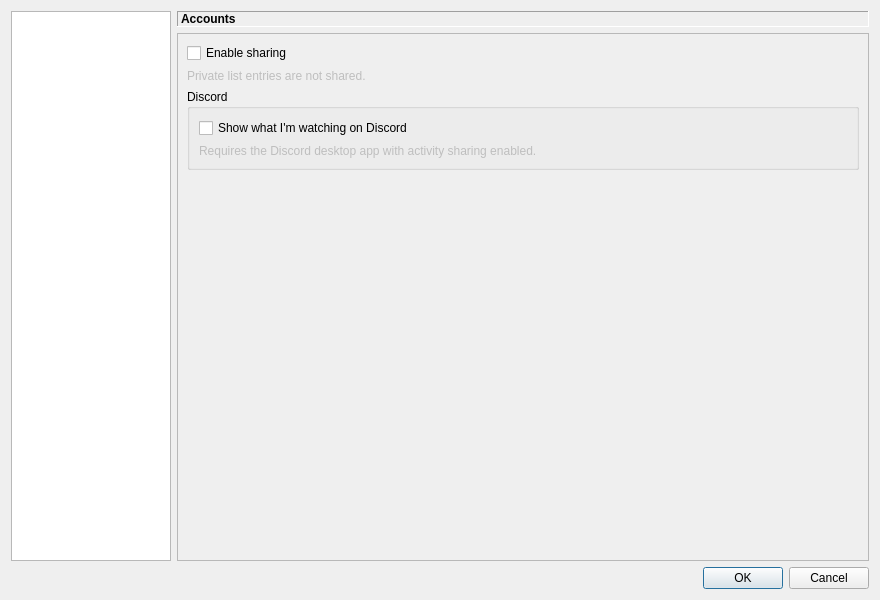
Old version of the form src/gui/settings/settings_dialog.ui in the repository erengy/taiga.
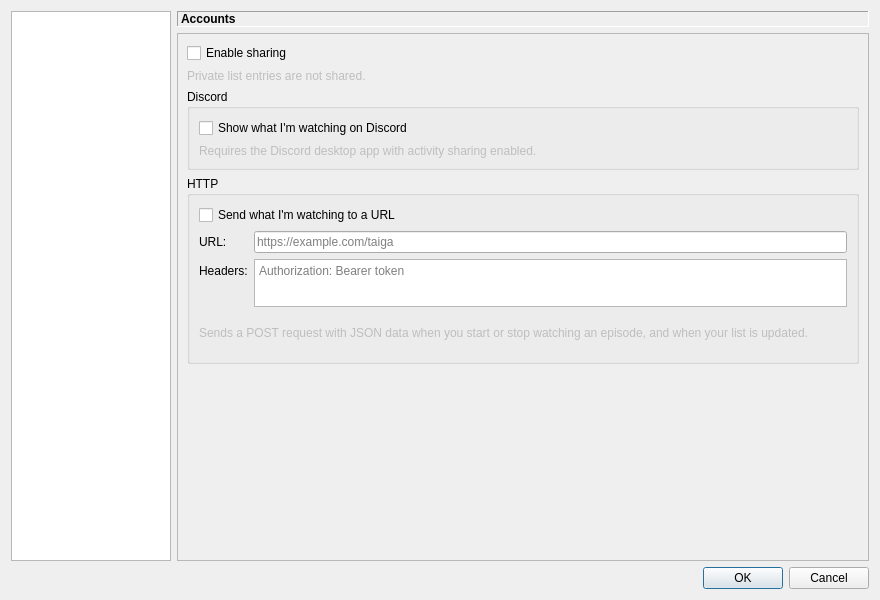
New version of the form. The open tabs and pages were chosen to show the change.

Commit message: Add HTTP sharing setting

```diff
--- a/src/gui/settings/settings_dialog.ui
+++ b/src/gui/settings/settings_dialog.ui
@@ -680,6 +680,78 @@
              </layout>
             </widget>
            </item>
+           <item>
+            <widget class="QGroupBox" name="httpGroupBox">
+             <property name="title">
+              <string>HTTP</string>
+             </property>
+             <layout class="QFormLayout" name="httpGroupBoxLayout">
+              <item row="0" column="0" colspan="2">
+               <widget class="QCheckBox" name="httpEnabledCheckBox">
+                <property name="text">
+                 <string>Send what I'm watching to a URL</string>
+                </property>
+               </widget>
+              </item>
+              <item row="1" column="0">
+               <widget class="QLabel" name="httpUrlLabel">
+                <property name="text">
+                 <string>URL:</string>
+                </property>
+                <property name="buddy">
+                 <cstring>httpUrlLineEdit</cstring>
+                </property>
+               </widget>
+              </item>
+              <item row="1" column="1">
+               <widget class="QLineEdit" name="httpUrlLineEdit">
+                <property name="placeholderText">
+                 <string>https://example.com/taiga</string>
+                </property>
+               </widget>
+              </item>
+              <item row="2" column="0">
+               <widget class="QLabel" name="httpHeadersLabel">
+                <property name="text">
+                 <string>Headers:</string>
+                </property>
+                <property name="buddy">
+                 <cstring>httpHeadersPlainTextEdit</cstring>
+                </property>
+               </widget>
+              </item>
+              <item row="2" column="1">
+               <widget class="QPlainTextEdit" name="httpHeadersPlainTextEdit">
+                <property name="maximumSize">
+                 <size>
+                  <width>16777215</width>
+                  <height>48</height>
+                 </size>
+                </property>
+                <property name="lineWrapMode">
+                 <enum>QPlainTextEdit::NoWrap</enum>
+                </property>
+                <property name="placeholderText">
+                 <string>Authorization: Bearer token</string>
+                </property>
+               </widget>
+              </item>
+              <item row="3" column="0" colspan="2">
+               <widget class="QLabel" name="httpHintLabel">
+                <property name="enabled">
+                 <bool>false</bool>
+                </property>
+                <property name="text">
+                 <string>Sends a POST request with JSON data when you start or stop watching an episode, and when your list is updated.</string>
+                </property>
+                <property name="wordWrap">
+                 <bool>true</bool>
+                </property>
+               </widget>
+              </item>
+             </layout>
+            </widget>
+           </item>
            <item>
             <spacer name="sharingVerticalSpacer">
              <property name="orientation">
```
The commit also changes 3 other files.
